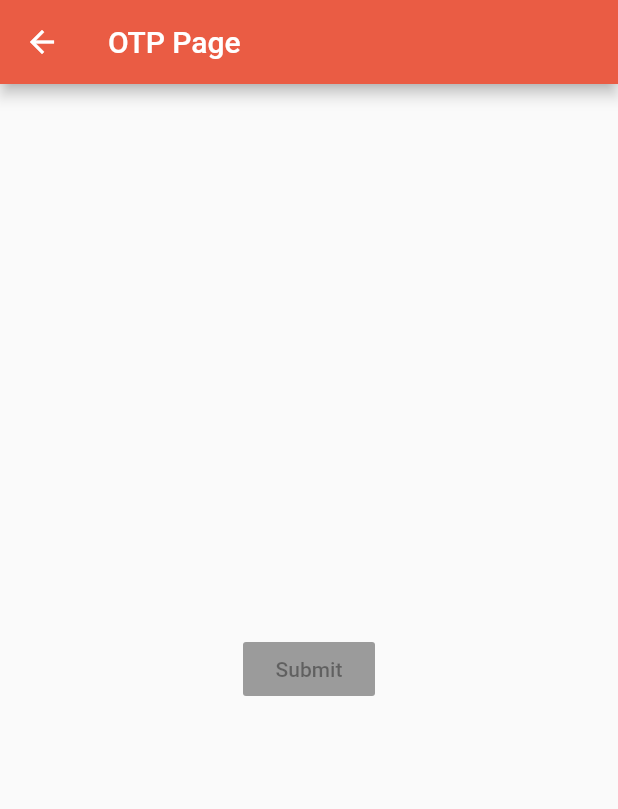
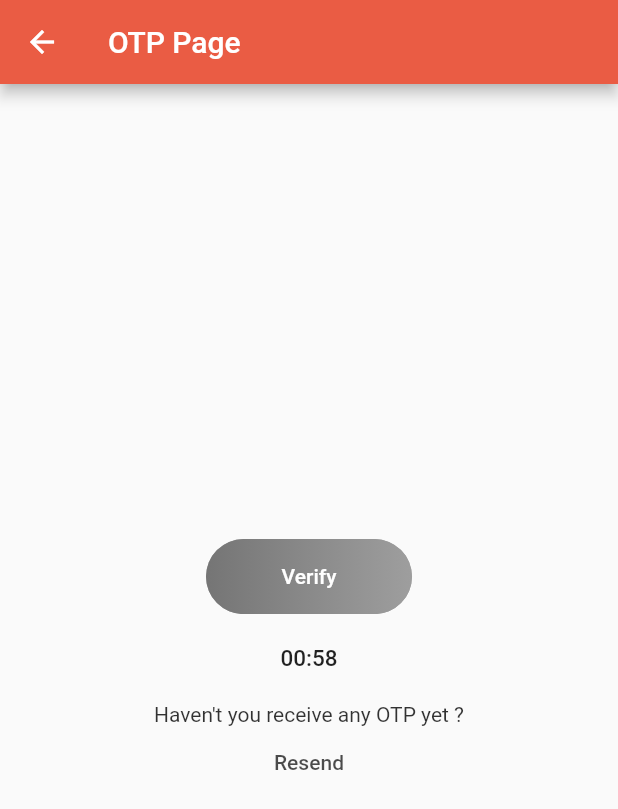
Before and after one commit to SmarttersStudio/exellentico-app, a Flutter app: the OTPPage screen opened by its route, on a phone screen of 412 x 824 dp. Shown: the top 809 px of the screen. Run offline on Flutter 3.47's test engine with Material 2 defaults, Android fonts, the phone set to English and light mode, and no system bars; our stand-ins replace bloc, dio, flutter_bloc, flutter_local_notifications, get, google_sign_in and 3 more; missing offline and left inert: dart:ffi, flutter_facebook_login; accounts and stored records are empty.

Commit message:
auth----> reset ui done

```diff
--- /dev/null
+++ b/lib/bloc_models/chapter_bloc/chapter_bloc.dart
@@ -0,0 +1,3 @@
+///
+/// Created By AURO (aurosmruti@smarttersstudio.com) on 7/14/2020 2:47 PM
+///
--- /dev/null
+++ b/lib/bloc_models/chapter_bloc/chapter_event.dart
@@ -0,0 +1,3 @@
+///
+/// Created By AURO (aurosmruti@smarttersstudio.com) on 7/14/2020 2:48 PM
+///
--- /dev/null
+++ b/lib/bloc_models/chapter_bloc/chapter_state.dart
@@ -0,0 +1,3 @@
+///
+/// Created By AURO (aurosmruti@smarttersstudio.com) on 7/14/2020 2:54 PM
+///
--- /dev/null
+++ b/lib/bloc_models/course_bloc/course_bloc.dart
@@ -0,0 +1,3 @@
+///
+/// Created By AURO (aurosmruti@smarttersstudio.com) on 7/14/2020 2:47 PM
+///
--- /dev/null
+++ b/lib/bloc_models/course_bloc/course_event.dart
@@ -0,0 +1,3 @@
+///
+/// Created By AURO (aurosmruti@smarttersstudio.com) on 7/14/2020 2:48 PM
+///
--- /dev/null
+++ b/lib/bloc_models/course_bloc/course_state.dart
@@ -0,0 +1,3 @@
+///
+/// Created By AURO (aurosmruti@smarttersstudio.com) on 7/14/2020 2:49 PM
+///
--- /dev/null
+++ b/lib/bloc_models/episode_bloc/episode_bloc.dart
@@ -0,0 +1,3 @@
+///
+/// Created By AURO (aurosmruti@smarttersstudio.com) on 7/14/2020 2:47 PM
+///
--- /dev/null
+++ b/lib/bloc_models/episode_bloc/episode_event.dart
@@ -0,0 +1,3 @@
+///
+/// Created By AURO (aurosmruti@smarttersstudio.com) on 7/14/2020 2:48 PM
+///
--- /dev/null
+++ b/lib/bloc_models/episode_bloc/episode_state.dart
@@ -0,0 +1,3 @@
+///
+/// Created By AURO (aurosmruti@smarttersstudio.com) on 7/14/2020 2:54 PM
+///
--- a/lib/main.dart
+++ b/lib/main.dart
@@ -63,7 +63,7 @@ class _MyAppState extends State<MyApp> {
               darkTheme: MyThemes.appThemeData[(state as ThemeState).color]
                   [ThemeMode.dark],
               themeMode: (state as ThemeState).mode,
-              initialRoute: SocialSignInPage.routeName,
+              initialRoute: MyHomePage.routeName,
               routes: MyPageRoutes.routes,
             ));
   }
--- a/lib/pages/authentication/reset_password/otp_page.dart
+++ b/lib/pages/authentication/reset_password/otp_page.dart
@@ -1,6 +1,11 @@
+import 'dart:async';
+
 import 'package:ecommerceapp/config/index.dart';
+import 'package:ecommerceapp/pages/authentication/reset_password/update_password_page.dart';
+import 'package:ecommerceapp/widgets/my_button.dart';
 import 'package:ecommerceapp/widgets/pin_view.dart';
 import 'package:flutter/material.dart';
+import 'package:get/get.dart';
 
 ///
 ///Created By Aurosmruti (aurosmruti@smarttersstudio.com) on 6/22/2020 2:11 PM
@@ -15,8 +20,47 @@ class OTPPage extends StatefulWidget {
 
 class _OTPPageState extends State<OTPPage> {
     String pin = "" ;
+    final GlobalKey<MyButtonState> _key = GlobalKey();
+    String _otp='', _error='';
+    bool _autoValidate = false;
+    Timer _timer;
+    int timerCounter = 59;
+    bool isLoading = false;
+
+
+    void startTimer() {
+      const oneSec = const Duration(seconds: 1);
+      _timer = Timer.periodic(
+        oneSec,
+            (Timer timer) {
+          setState(
+                () {
+              if (timerCounter < 1) {
+                timer.cancel();
+              } else {
+                timerCounter = timerCounter - 1;
+              }
+            },
+          );
+        },
+      );
+    }
+    @override
+  void initState() {
+    super.initState();
+    startTimer();
+  }
+
+  @override
+  void dispose() {
+      _timer.cancel();
+    super.dispose();
+  }
+
   @override
   Widget build(BuildContext context) {
+    double width = MediaQuery.of(context).size.width;
+
     return Scaffold(
         appBar: AppBar(title: Text(MyStrings.otpPage),),
         body: Center(
@@ -38,10 +82,58 @@ class _OTPPageState extends State<OTPPage> {
                       },
                   ),
                   SizedBox(height: 12,),
-                  RaisedButton(
-                      child: Text("Submit"),
-                      onPressed: pin.isNotEmpty ? () => print(pin) : null,
-                  )
+                  MyButton(
+                    width: width/3,
+                      child: Text("Verify"),
+                      onPressed: pin.isNotEmpty ? (){
+                        print(pin);
+                        Get.to(UpdatePasswordPage());
+                      } : null,
+                  ),
+
+                Padding(
+                  padding: EdgeInsets.all(width/20),
+                  child: Text(
+                    '00:${timerCounter < 10 ? timerCounter.toString().padLeft(2, '0') : timerCounter}',
+                    style: TextStyle(fontSize: 15, fontWeight: FontWeight.w500),
+                  ),
+                ),
+
+                Text("Haven't you receive any OTP yet ?", style: TextStyle(color: Colors.black.withOpacity(0.8)),),
+                FlatButton(
+                  padding: const EdgeInsets.all(0),
+                  onPressed: timerCounter == 0
+                      ? () {
+                    setState(() {
+                      timerCounter = 60;
+                      isLoading = true;
+                    });
+//                    sendOtpToPhoneNumber(widget.phone).then((value) {
+//                      MySnackbar.show('Check your phone', value.toString());
+//                      startTimer();
+//                    }).catchError((err) {
+//                      setState(() {
+//                        timerCounter = 0;
+//                      });
+//                      MySnackbar.show('Error', err.toString());
+//                    }).whenComplete(() {
+//                      setState(() {
+//                        isLoading = false;
+//                      });
+//                    });
+                  }
+                      : null,
+                  child: isLoading
+                      ? SizedBox(height:20,width:20,child: CircularProgressIndicator())
+                      : Text(
+                    "Resend",
+                    style: TextStyle(
+                        fontWeight: FontWeight.w500,
+                        color: timerCounter == 0
+                            ? Colors.red
+                            : Colors.black.withOpacity(0.7)),
+                  ),
+                ),
               ],
           ),
         ),
--- a/lib/pages/authentication/reset_password/reset_password_page.dart
+++ b/lib/pages/authentication/reset_password/reset_password_page.dart
@@ -1,12 +1,13 @@
 import 'package:ecommerceapp/config/index.dart';
+import 'package:ecommerceapp/pages/authentication/reset_password/otp_page.dart';
 import 'package:ecommerceapp/utils/my_form_validators.dart';
 import 'package:ecommerceapp/widgets/my_button.dart';
 import 'package:flutter/material.dart';
+import 'package:get/get.dart';
 
 ///
 ///Created By Aurosmruti (aurosmruti@smarttersstudio.com) on 6/14/2020 8:14 AM
 ///
-
 
 
 
@@ -40,6 +41,7 @@ class _ResetPasswordPageState extends State<ResetPasswordPage> {
                         Padding(
                           padding:  EdgeInsets.symmetric(horizontal: width/16),
                           child: TextFormField(
+                            keyboardType: TextInputType.emailAddress,
                             onChanged: (value)=>_emailId = value,
                               validator: (value){
                                 _emailId = value;
@@ -56,6 +58,7 @@ class _ResetPasswordPageState extends State<ResetPasswordPage> {
                               onPressed: (){
                                   if (_formKey.currentState.validate()) {
                                       print("Form is Validated");
+                                      Get.to(OTPPage());
 
                                   }else{
                                     setState(() => _autoValidate = true);
```
Also changed, not shown: lib/data_models/chapter_data.dart (added, +87 -0 lines), lib/data_models/course_data.dart (added, +110 -0 lines), lib/data_models/episode_data.dart (added, +95 -0 lines).
